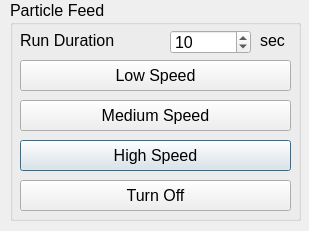
Old version of the form feeder_gui.ui in the repository thatcarlguy/lpd.
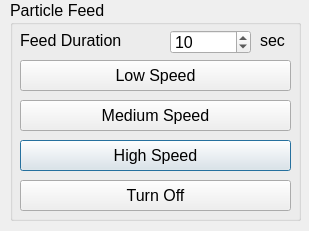
New version of the form.

Commit message: pushed timed feeder to all guis and updated for same variable names

```diff
--- a/feeder_gui.ui
+++ b/feeder_gui.ui
@@ -88,7 +88,7 @@
      </rect>
     </property>
     <property name="text">
-     <string>Run Duration</string>
+     <string>Feed Duration</string>
     </property>
    </widget>
    <widget class="QLabel" name="label_5">
```
Left out of the diff: 2 changed lines with no effect on the pictures. The commit also changes 3 other files.
